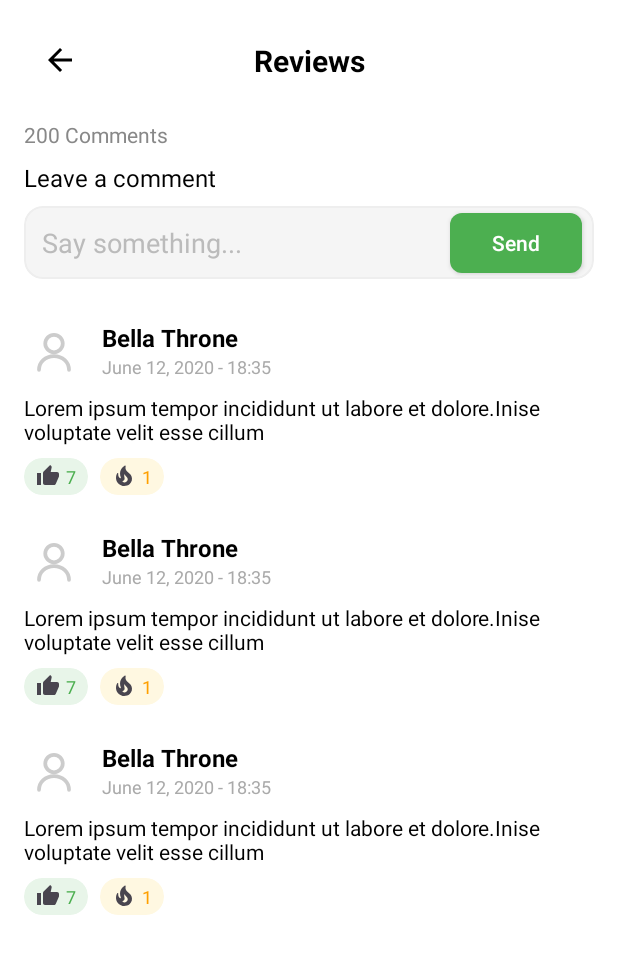
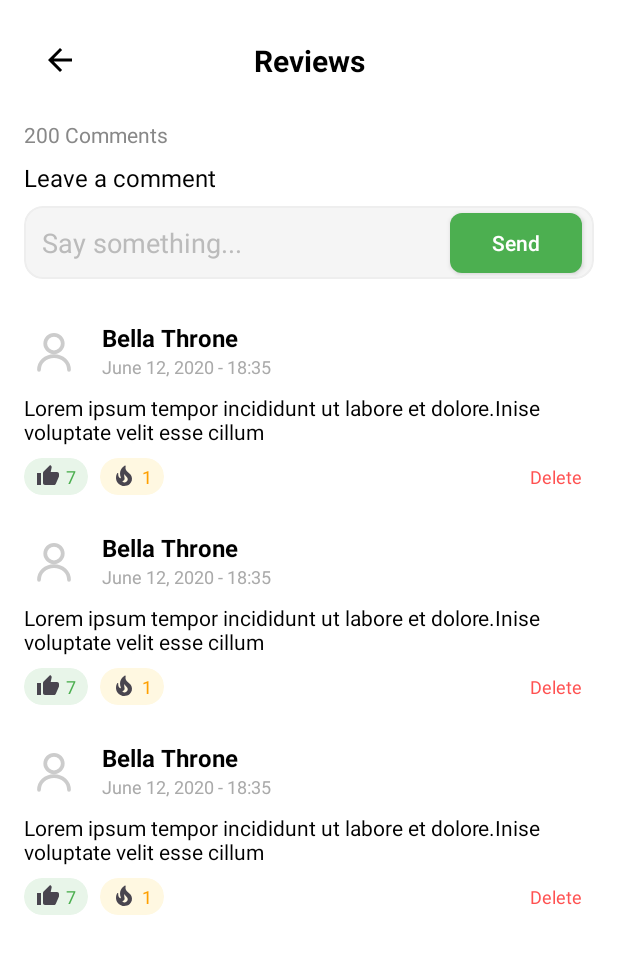
Before and after one commit to tranduyloc895/FoodApp, an Android app: the layout activity_comments_recipe.xml on its own in the app's theme, with its tools: preview values and no code run, on a phone screen of 412 x 824 dp. Shown: the top 954 px of the screen. Run offline under Robolectric (Android 15) with nearby library versions, the phone set to English and light mode, and no system bars.

Commit message:
feat(comments): add function delete comment

```diff
--- a/app/src/main/java/api/ApiService.java
+++ b/app/src/main/java/api/ApiService.java
@@ -189,4 +189,10 @@ public interface ApiService {
             @retrofit2.http.Header("Authorization") String token,
             @Path("notificationId") String notificationId
     );
+
+    @DELETE("comments/{commentId}")
+    Call<ModelResponse.readNotificationResponse> deleteComment(
+            @retrofit2.http.Header("Authorization") String token,
+            @Path("commentId") String commentId
+    );
 }
--- a/app/src/main/res/layout/item_review.xml
+++ b/app/src/main/res/layout/item_review.xml
@@ -127,4 +127,27 @@
         </LinearLayout>
     </androidx.cardview.widget.CardView>
 
+    <!-- Comment Actions Section - Delete option with text and icon -->
+    <LinearLayout
+        android:id="@+id/layoutActions"
+        android:layout_width="wrap_content"
+        android:layout_height="wrap_content"
+        android:layout_marginTop="8dp"
+        android:orientation="horizontal"
+        android:gravity="center_vertical"
+        app:layout_constraintEnd_toEndOf="parent"
+        app:layout_constraintTop_toBottomOf="@id/tvComment">
+
+        <TextView
+            android:id="@+id/tvDelete"
+            android:layout_width="wrap_content"
+            android:layout_height="wrap_content"
+            android:background="?attr/selectableItemBackground"
+            android:paddingHorizontal="8dp"
+            android:paddingVertical="4dp"
+            android:text="Delete"
+            android:textColor="#FF5252"
+            android:textSize="12sp" />
+    </LinearLayout>
+
 </androidx.constraintlayout.widget.ConstraintLayout>
```
Also changed, not shown: app/src/main/java/adapter/CommentAdapter.java (+32 -0 lines), app/src/main/java/com/example/appfood/CommentsRecipe.java (+80 -3 lines), app/src/main/res/drawable/ic_delete.xml (added, +10 -0 lines).
